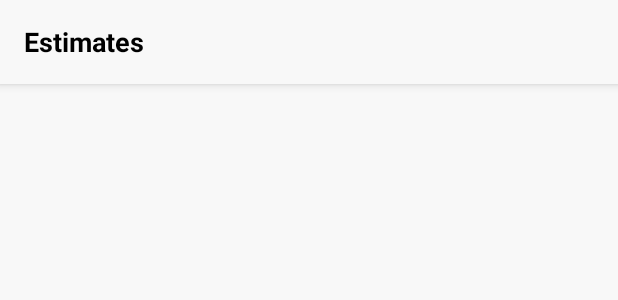
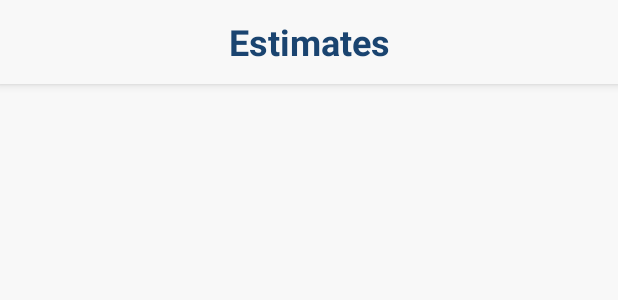
Before and after one commit to poojagaonkar/AWRCTEST, an Android app: the layout app_bar_home.xml on its own in the app's theme, with its tools: preview values and no code run, on a phone screen of 412 x 824 dp. Shown: the top 300 px of the screen. Run offline under Robolectric (Android 15) with nearby library versions, the phone set to English and light mode, and no system bars.

```diff
--- a/AWEstimates/app/src/main/res/layout/app_bar_home.xml
+++ b/AWEstimates/app/src/main/res/layout/app_bar_home.xml
@@ -21,23 +21,19 @@
             app:popupTheme="@style/AppTheme.PopupOverlay"
             app:theme="@style/ToolbarColoredBackArrow">
 
-            <RelativeLayout
-                android:layout_width="match_parent"
-                android:layout_height="match_parent"
-                android:orientation="horizontal">
 
             <TextView
                 android:layout_width="wrap_content"
                 android:layout_height="wrap_content"
                 android:text="Estimates"
                 android:textStyle="bold"
-                android:textSize="18sp"
+                android:textSize="24sp"
                 android:id="@+id/txtToolbarTitle"
-                android:layout_centerVertical="true"
-                android:textColor="@color/colorText"/>
+                android:layout_gravity="center"
+                android:gravity="center"
+                android:textColor="@color/colorPrimaryDark"/>
 
 
-            </RelativeLayout>
 
         </android.support.v7.widget.Toolbar>
 
```
Also changed, not shown: AWEstimates/app/src/main/java/adweb/com/awteamestimates/IssueSummaryActivity.java (+42 -0 lines), AWEstimates/app/src/main/res/layout/activity_issue_summary.xml (+14 -8 lines), AWEstimates/app/src/main/res/menu/estimate_menu.xml (added, +11 -0 lines).
